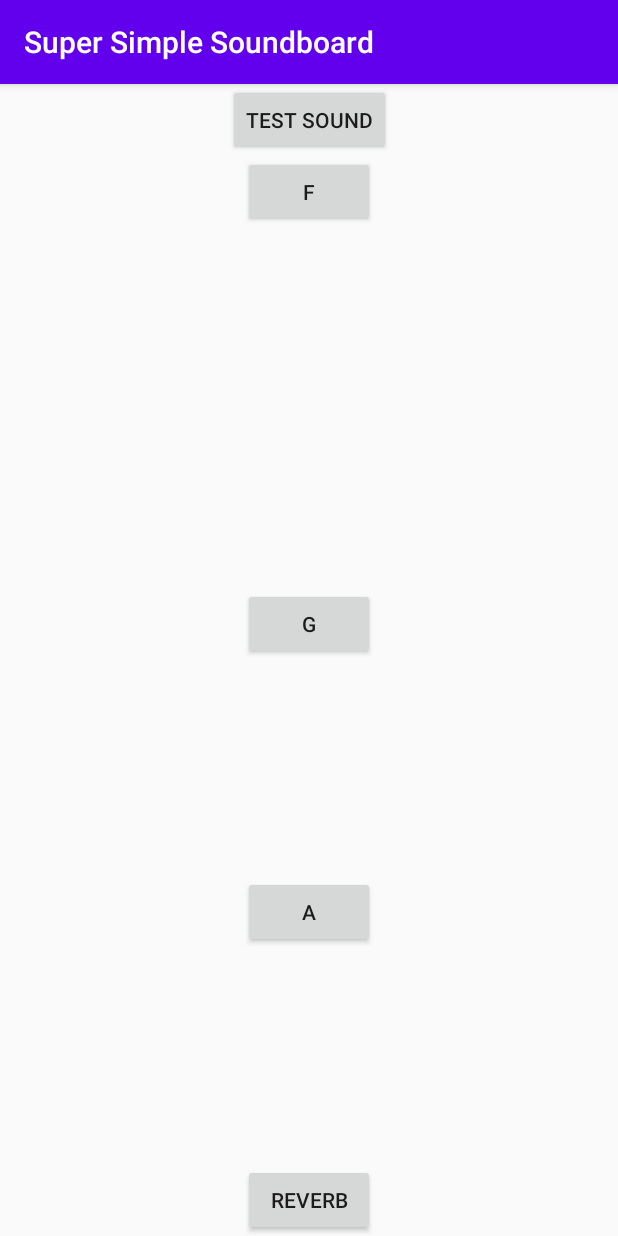
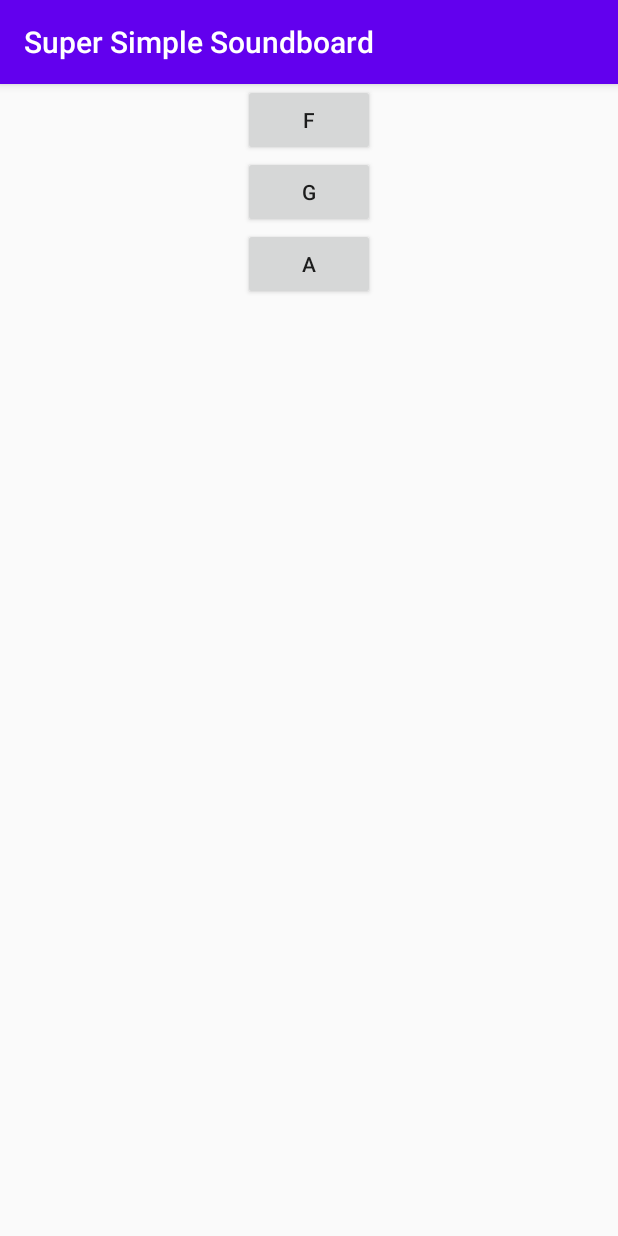
Before and after one commit to johncrawley/SuperSimpleSoundboard, an Android app: the screen it shows after launch (MainActivity), on a phone screen of 412 x 824 dp. Run offline under Robolectric (Android 15) with nearby library versions, the phone set to English and light mode, and no system bars.

Commit message:
Have polyphonic sounds working and generating buttons programatically.

```diff
--- a/app/build.gradle
+++ b/app/build.gradle
@@ -5,7 +5,7 @@ android {
 
     defaultConfig {
         applicationId "com.jacstuff.supersimplesoundboard"
-        minSdkVersion 21
+        minSdkVersion 24
         targetSdkVersion 31
         versionCode 1
         versionName "1.0"
--- a/app/src/main/java/com/jacstuff/supersimplesoundboard/MainActivity.java
+++ b/app/src/main/java/com/jacstuff/supersimplesoundboard/MainActivity.java
@@ -3,91 +3,62 @@ package com.jacstuff.supersimplesoundboard;
 import androidx.appcompat.app.AppCompatActivity;
 
 import android.media.MediaPlayer;
-import android.media.audiofx.EnvironmentalReverb;
-import android.media.audiofx.PresetReverb;
 import android.os.Bundle;
 import android.view.View;
 import android.widget.Button;
+import android.widget.LinearLayout;
 
 import java.io.IOException;
 import java.util.HashMap;
-import java.util.Iterator;
 import java.util.List;
 import java.util.Map;
 import java.util.concurrent.CopyOnWriteArrayList;
 
-public class MainActivity extends AppCompatActivity implements View.OnClickListener, MediaPlayer.OnCompletionListener {
+public class MainActivity extends AppCompatActivity implements MediaPlayer.OnCompletionListener {
 
-    /*
-
-        list view
-        open soundsboards dir each time activity starts, get names of files
-            - turn names of files into string list items
-            - click list item go to new activity
-             - grid - each item corresponds to file in chosen dir
-             - click on file, play sound
-     */
-
-
-    private Button playButton, reverbButton, fButton, gButton, aButton;
-    private MediaPlayer mediaPlayer;
     private Map<Integer, MediaPlayer> mediaPlayerMap;
     private List<Integer> playingIds;
-    private PresetReverb presetReverb;
-    private  android.media.audiofx.EnvironmentalReverb environmentalReverb;
-    private final int POLOPHONY = 4;
+    private final int POLYPHONY = 4;
+    private Map<Integer, Integer> soundMap;
+    private LinearLayout buttonLayout;
+
 
     @Override
     protected void onCreate(Bundle savedInstanceState) {
         super.onCreate(savedInstanceState);
         setContentView(R.layout.activity_main);
+        buttonLayout = findViewById(R.id.buttonLayout);
+        mediaPlayerMap = new HashMap<>(POLYPHONY);
+        soundMap = new HashMap<>(100);
 
-        mediaPlayerMap = new HashMap<>(POLOPHONY);
         playingIds = new CopyOnWriteArrayList<>();
 
-
-        playButton = findViewById(R.id.test_sound_button);
-        fButton = findViewById(R.id.f1_button);
-        gButton = findViewById(R.id.g1_button);
-        aButton = findViewById(R.id.a1_button);
-        reverbButton = findViewById(R.id.reverbButton);
-        assignTrack();
-        playButton.setOnClickListener(playListener);
-        int audioSessionId = mediaPlayer.getAudioSessionId();
-        presetReverb = new PresetReverb(0, mediaPlayer.getAudioSessionId());
-        environmentalReverb = new EnvironmentalReverb(0, mediaPlayer.getAudioSessionId());
-        environmentalReverb.setDecayTime(2000);
-        environmentalReverb.setReverbLevel((short) 8);
-        presetReverb.setPreset(PresetReverb.PRESET_LARGEHALL);
-        presetReverb.setEnabled(false);
-        reverbButton.setOnClickListener(this);
-        mediaPlayer.setOnCompletionListener(this);
+        setupButton(R.id.f1_button, R.raw.hylophone_f, "F");
+        setupButton(R.id.g1_button, R.raw.hylophone_g, "G");
+        setupButton(R.id.a1_button, R.raw.hylophone_a1, "A");
     }
 
+
+    private void setupButton(int viewId, int soundResId, String text){
+        soundMap.put(viewId, soundResId);
+        Button button = new Button(this);
+        button.setText(text);
+        button.setId(viewId);
+        buttonLayout.addView(button);
+        button.setOnClickListener(playListener);
+    }
 
 
     @Override
     public void onDestroy() {
         super.onDestroy();
-        if(mediaPlayer != null) {
-            mediaPlayer.release();
-        }
+        mediaPlayerMap.values().forEach(mp -> { if(mp!= null) mp.release();});
     }
 
-
-    @Override
-    public void onClick(View v) {
-        int viewId = v.getId();
-        if(viewId == R.id.reverbButton){
-            presetReverb.setEnabled(!presetReverb.getEnabled());
-            environmentalReverb.setEnabled(!environmentalReverb.getEnabled());
-        }
-    }
-
-
+/*
     private void assignTrack(){
-        mediaPlayer = MediaPlayer.create(MainActivity.this, R.raw.hylophone_f);
-    }
+        //mediaPlayer = MediaPlayer.create(MainActivity.this, R.raw.hylophone_f);
+    }*/
 
 
     private final View.OnClickListener playListener = new View.OnClickListener() {
@@ -95,10 +66,11 @@ public class MainActivity extends AppCompatActivity implements View.OnClickListe
         @Override
         public void onClick(View v) {
             int id = v.getId();
-            int resId = R.raw.hylophone_a1;
+            Integer resId = soundMap.get(id);
+            if(resId == null){
+                resId = R.raw.test_note;
+            }
             playSound(id, resId);
-            resetAndStartIfAlreadyPlaying(mediaPlayer);
-            mediaPlayer.start();
         }
     };
 
@@ -132,12 +104,17 @@ public class MainActivity extends AppCompatActivity implements View.OnClickListe
             playingIds.add(id);
             return;
         }
-        if(mediaPlayerMap.size() >= POLOPHONY){
+        if(mediaPlayerMap.size() >= POLYPHONY){
             int oldestId = playingIds.remove(0);
-            mediaPlayerMap.remove(oldestId);
+            MediaPlayer mp = mediaPlayerMap.remove(oldestId);
+            if(mp != null) {
+                mp.stop();
+                mp.release();
+            }
         }
         playingIds.add(id);
-        mediaPlayerMap.put(id, createAndPlay(resId));
+        MediaPlayer mp = createAndPlay(resId);
+        mediaPlayerMap.put(id, mp);
 
     }
 
@@ -145,22 +122,16 @@ public class MainActivity extends AppCompatActivity implements View.OnClickListe
     private MediaPlayer createAndPlay(int resId){
         MediaPlayer mediaPlayer = MediaPlayer.create(this, resId);
         try{
-            mediaPlayer.prepare();
             mediaPlayer.start();
-        }catch (IOException e){
+        }catch (Exception e){
             e.printStackTrace();
         }
         return mediaPlayer;
     }
 
+
     private void removeOldPlayingId(int oldId){
-        Iterator <Integer> iterator = playingIds.iterator();
-        while(iterator.hasNext()){
-            int id = iterator.next();
-            if(id == oldId){
-                iterator.remove();
-            }
-        }
+        playingIds.removeIf(id -> id == oldId);
     }
 
 
@@ -168,9 +139,9 @@ public class MainActivity extends AppCompatActivity implements View.OnClickListe
     public void onCompletion(MediaPlayer mp) {
         //mediaPlayer.release();
         try {
-            mediaPlayer.stop();
-            mediaPlayer.prepare();
-            mediaPlayer.seekTo(0);
+            mp.stop();
+            mp.prepare();
+            mp.seekTo(0);
         } catch (IOException e) {
             e.printStackTrace();
         }
--- a/app/src/main/res/layout/activity_main.xml
+++ b/app/src/main/res/layout/activity_main.xml
@@ -6,57 +6,16 @@
     android:layout_height="match_parent"
     tools:context=".MainActivity">
 
-    <Button
-        android:id="@+id/test_sound_button"
+    <LinearLayout
+        android:id="@+id/buttonLayout"
         android:layout_width="wrap_content"
-        android:text="test sound"
-        android:layout_height="wrap_content"
-        app:layout_constraintTop_toTopOf="parent"
-        app:layout_constraintEnd_toEndOf="parent"
-        app:layout_constraintStart_toStartOf="parent">
-    </Button>
-
-    <Button
-        android:id="@+id/f1_button"
-        android:layout_width="wrap_content"
-        android:layout_height="wrap_content"
-        android:text="F"
-        app:layout_constraintEnd_toEndOf="parent"
-        app:layout_constraintStart_toStartOf="parent"
-        app:layout_constraintTop_toBottomOf="@+id/test_sound_button">
-    </Button>
-
-    <Button
-        android:id="@+id/g1_button"
-        android:text="G"
-        android:layout_width="wrap_content"
-        android:layout_height="wrap_content"
-        app:layout_constraintBottom_toTopOf="@+id/reverbButton"
+        android:layout_height="match_parent"
         app:layout_constraintEnd_toEndOf="parent"
         app:layout_constraintStart_toStartOf="parent"
         app:layout_constraintTop_toTopOf="parent"
-        app:layout_constraintTop_toBottomOf="@+id/f1_button">
-    </Button>
+        app:layout_constraintBottom_toBottomOf="parent"
+        android:orientation="vertical">
 
-
-    <Button
-        android:id="@+id/a1_button"
-        android:text="A"
-        android:layout_width="wrap_content"
-        android:layout_height="wrap_content"
-        app:layout_constraintBottom_toTopOf="@+id/reverbButton"
-        app:layout_constraintEnd_toEndOf="parent"
-        app:layout_constraintStart_toStartOf="parent"
-        app:layout_constraintTop_toBottomOf="@+id/g1_button">
-    </Button>
-
-    <Button
-        android:id="@+id/reverbButton"
-        android:layout_width="wrap_content"
-        android:layout_height="wrap_content"
-        android:text="reverb"
-        app:layout_constraintBottom_toBottomOf="parent"
-        app:layout_constraintEnd_toEndOf="parent"
-        app:layout_constraintStart_toStartOf="parent" />
+    </LinearLayout>
 
 </androidx.constraintlayout.widget.ConstraintLayout>
--- /dev/null
+++ b/app/src/main/res/values/ids.xml
@@ -0,0 +1,9 @@
+<?xml version="1.0" encoding="utf-8"?>
+<resources>
+
+
+    <item name="f1_button" type="id"/>
+    <item name="g1_button" type="id"/>
+    <item name="a1_button" type="id"/>
+
+</resources>
```
